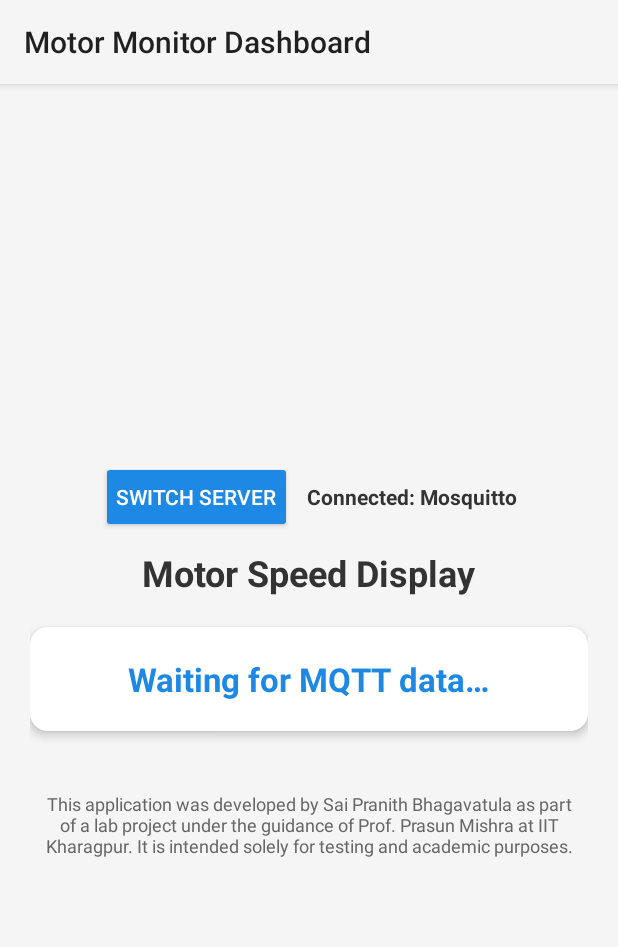
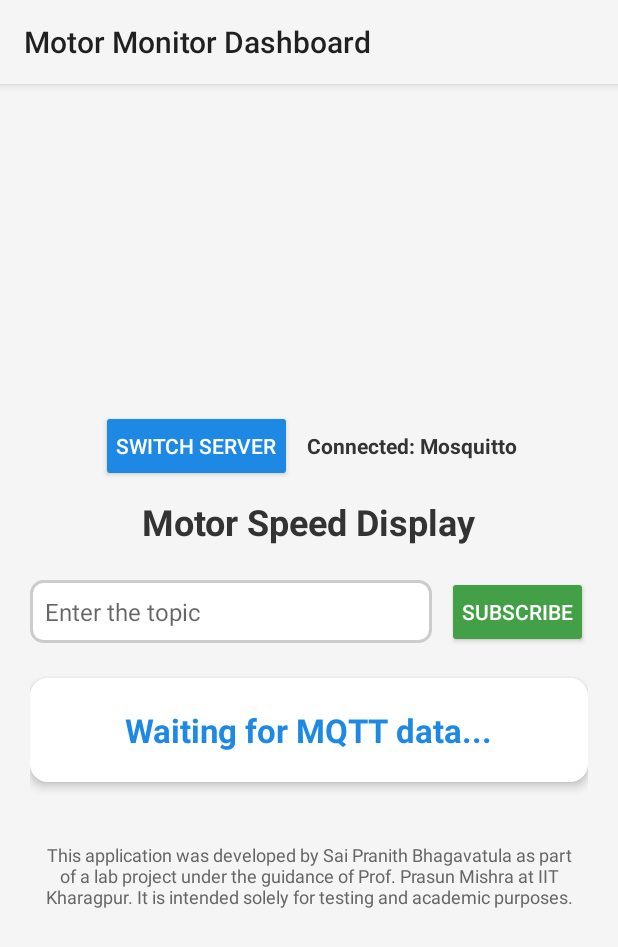
Before and after one commit to saipranithb/MotorSpeedDisplay, an Android app built with Jetpack Compose: the screen it shows after launch (MainActivity), after a tap on "SWITCH SERVER", on a phone screen of 412 x 824 dp. Shown: the top 947 px of the screen. Run offline under Robolectric (Android 15) with nearby library versions, the phone set to English and light mode, and no system bars; libraries missing offline, so code that uses them is left out: org.eclipse.paho; 4 statements that could not run were skipped.

Commit message:
App is now more generic for a wider use

```diff
--- a/app/build.gradle.kts
+++ b/app/build.gradle.kts
@@ -12,8 +12,8 @@ android {
         applicationId = "com.thevaguebox.motordisplay"
         minSdk = 24
         targetSdk = 35
-        versionCode = 1
-        versionName = "1.0"
+        versionCode = 3
+        versionName = "1.2"
 
         testInstrumentationRunner = "androidx.test.runner.AndroidJUnitRunner"
     }
--- a/app/src/main/java/com/thevaguebox/motordisplay/MQTTHelper.kt
+++ b/app/src/main/java/com/thevaguebox/motordisplay/MQTTHelper.kt
@@ -1,5 +1,7 @@
 package com.thevaguebox.motordisplay
 
+import android.os.Handler
+import android.os.Looper
 import android.util.Log
 import org.eclipse.paho.client.mqttv3.*
 import java.util.concurrent.Executors
--- a/app/src/main/java/com/thevaguebox/motordisplay/MainActivity.kt
+++ b/app/src/main/java/com/thevaguebox/motordisplay/MainActivity.kt
@@ -1,8 +1,11 @@
 package com.thevaguebox.motordisplay
 
 import android.os.Bundle
+import android.os.Handler
+import android.os.Looper
 
 import android.widget.Button
+import android.widget.EditText
 import android.widget.TextView
 import androidx.appcompat.app.AppCompatActivity
 
@@ -11,7 +14,13 @@ class MainActivity : AppCompatActivity() {
     private lateinit var mqttHelper: MQTTHelper
     private lateinit var textView: TextView
     private lateinit var switchServerButton: Button
+    private lateinit var subscribeButton: Button
     private lateinit var serverStatus: TextView
+    private lateinit var topicInput: EditText
+    private var topicGiven: String = ""
+
+    private val handler = Handler(Looper.getMainLooper()) // ✅ Timer handler
+    private lateinit var timeoutRunnable: Runnable // ✅ Runnable for timeout check
 
     // MQTT Broker URLs
     private val hivemqBroker = "tcp://broker.hivemq.com:1883"
@@ -27,15 +36,25 @@ class MainActivity : AppCompatActivity() {
         textView = findViewById(R.id.textView)
         switchServerButton = findViewById(R.id.switchServerButton)
         serverStatus = findViewById(R.id.serverStatus)
+        topicInput = findViewById(R.id.topicInput)
+        subscribeButton = findViewById(R.id.subscribeButton)
 
-        // Initialize MQTT connection with default broker (HiveMQ)
-        connectToMQTT()
+        //Handle button click to subscribe to a topic
+        subscribeButton.setOnClickListener {
+            topicGiven = topicInput.text.toString().trim() // Captures the text in topicInput
+            if (topicGiven.isNotEmpty()) {
+                connectToMQTT() //Connect to subscribe to the topic with default broker (HiveMQ)
+            } else {
+                textView.text = "❌ Enter a valid topic!"
+            }
+        }
 
         // Handle button click to switch servers
         switchServerButton.setOnClickListener {
             isUsingHiveMQ = !isUsingHiveMQ  // Toggle between HiveMQ & Mosquitto
             connectToMQTT()  // Reconnect with new broker
         }
+
     }
 
     private fun connectToMQTT() {
@@ -44,19 +63,35 @@ class MainActivity : AppCompatActivity() {
 
         // Show the connected broker in UI
         serverStatus.text = "Connected: $brokerName"
+        textView.text = "Waiting for MQTT data..." // Reset textView before checking timeout
 
         // Initialize MQTT connection
         mqttHelper = MQTTHelper(
             brokerUrl = brokerUrl,
             clientId = "Android_Client",
-            topic = "esp8266/gp_motor"
+            topic = topicGiven
         )
+
+        startTimeoutChecker() // ✅ Start timeout check (if no message in 5 sec, show error)
+
+
 
         // Update UI when new message arrives
         mqttHelper.onMessageReceived = { message ->
             runOnUiThread {
                 textView.text = "Speed: $message RPM"
+                handler.removeCallbacks(timeoutRunnable) // ✅ Stop timeout checker when data is received
             }
         }
     }
+
+    // ✅ Timer function to check if data is received in 5 sec
+    private fun startTimeoutChecker() {
+        timeoutRunnable = Runnable {
+            if (textView.text == "Waiting for MQTT data...") {
+                textView.text = "⚠️ Try switching the server"
+            }
+        }
+        handler.postDelayed(timeoutRunnable, 5000) // ✅ Run after 5 sec
+    }
 }
--- /dev/null
+++ b/app/src/main/res/drawable/input_background.xml
@@ -0,0 +1,8 @@
+<?xml version="1.0" encoding="utf-8"?>
+<shape xmlns:android="http://schemas.android.com/apk/res/android"
+    android:shape="rectangle">
+    <corners android:radius="8dp"/>
+    <solid android:color="#FFFFFF"/>
+    <stroke android:width="2dp" android:color="#CCCCCC"/>
+    <padding android:left="10dp" android:right="10dp" android:top="5dp" android:bottom="5dp"/>
+</shape>
--- a/app/src/main/res/layout/activity_main.xml
+++ b/app/src/main/res/layout/activity_main.xml
@@ -12,9 +12,10 @@
         android:layout_width="match_parent"
         android:layout_height="wrap_content"
         android:orientation="horizontal"
-        android:gravity="center">
+        android:gravity="center"
+        android:paddingBottom="10dp">
 
-        <!-- Server Switch Button -->
+        <!-- Switch Server Button -->
         <Button
             android:id="@+id/switchServerButton"
             android:layout_width="wrap_content"
@@ -25,7 +26,7 @@
             android:padding="10dp"
             android:layout_marginEnd="10dp" />
 
-        <!-- TextView to Show Current Server -->
+        <!-- Broker Status Display -->
         <TextView
             android:id="@+id/serverStatus"
             android:layout_width="wrap_content"
@@ -45,8 +46,41 @@
         android:textSize="24sp"
         android:textStyle="bold"
         android:textColor="#333333"
-        android:paddingTop="10dp"
         android:paddingBottom="20dp" />
+
+    <!-- Topic Subscription Section -->
+    <LinearLayout
+        android:layout_width="match_parent"
+        android:layout_height="wrap_content"
+        android:orientation="horizontal"
+        android:gravity="center"
+        android:paddingBottom="20dp">
+
+        <!-- Topic Input Box -->
+        <EditText
+            android:id="@+id/topicInput"
+            android:layout_width="0dp"
+            android:layout_weight="2"
+            android:layout_height="wrap_content"
+            android:autofillHints="name"
+            android:hint="@string/topicInput"
+            android:inputType="text"
+            android:padding="10dp"
+            android:background="@drawable/input_background"
+            android:textColor="#000000"
+            android:textSize="16sp" />
+
+        <!-- Subscribe Button -->
+        <Button
+            android:id="@+id/subscribeButton"
+            android:layout_width="wrap_content"
+            android:layout_height="wrap_content"
+            android:text="@string/subscribe"
+            android:backgroundTint="#43A047"
+            android:textColor="#FFFFFF"
+            android:padding="10dp"
+            android:layout_marginStart="10dp" />
+    </LinearLayout>
 
     <!-- Motor Speed Display Card -->
     <LinearLayout
--- a/app/src/main/res/values/strings.xml
+++ b/app/src/main/res/values/strings.xml
@@ -6,4 +6,6 @@
     <string name="motor_speed_display">Motor Speed Display</string>
     <string name="switch_server">Switch Server</string>
     <string name="connected_hivemq">Connected: HiveMQ</string>
+    <string name="topicInput">Enter the topic</string>
+    <string name="subscribe">Subscribe</string>
 </resources>
```
Also changed, not shown: 3 other files.
